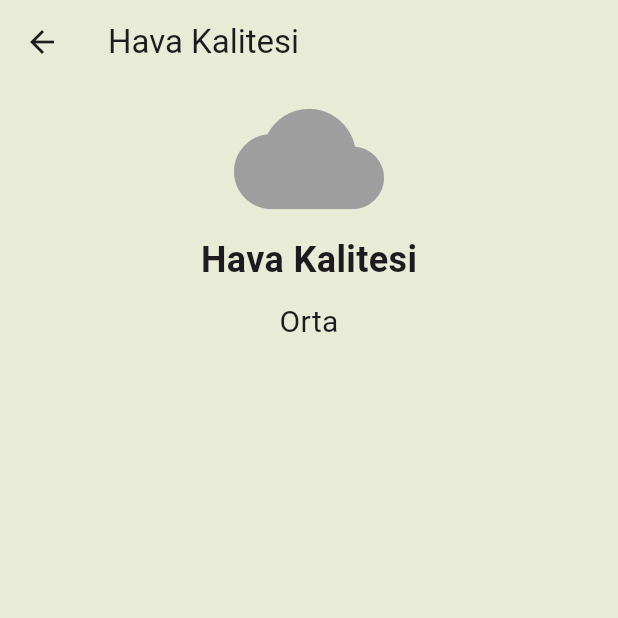
After one commit to halilkeskin16/topraksiz_tarim, a Flutter app: the screen it shows after launch, after a tap on "Hava Kalitesi", on a phone screen of 412 x 824 dp, the top half of it. The commit adds this screen. Run offline on Flutter 3.47's test engine with Material 3 defaults, Android fonts, the phone set to English and light mode, and no system bars.

Commit message:
Detay sayfası eklendi

```diff
--- a/lib/bottom_navigation.dart
+++ b/lib/bottom_navigation.dart
@@ -1,4 +1,5 @@
 import 'package:flutter/material.dart';
+import 'package:topraksiz_tarim/details_pages.dart';
 import 'package:topraksiz_tarim/home_page.dart';
 import 'package:topraksiz_tarim/settings_page.dart';
 
--- /dev/null
+++ b/lib/details_pages.dart
@@ -0,0 +1,49 @@
+import 'package:flutter/material.dart';
+
+class DetailsPage extends StatelessWidget {
+  // İkon parametresi
+  final String title; // Başlık
+  final String value;
+  final IconData icon; // Gösterilecek değer // İkon boyutu
+
+  const DetailsPage({
+    Key? key,
+    required this.title,
+    required this.value,
+    required this.icon, // Varsayılan ikon boyutu
+  }) : super(key: key);
+
+  @override
+  Widget build(BuildContext context) {
+    final theme = Theme.of(context);
+
+    return Scaffold(
+      appBar: AppBar(
+        title: Text(title),
+        backgroundColor: theme.primaryColor,
+      ),
+      body: Center(
+        child: Column(
+          children: [
+            Icon(icon, size: 100,color: Colors.grey,),
+            Text(
+              title,
+              style: const TextStyle(
+                fontSize: 24,
+                fontWeight: FontWeight.bold,
+              ),
+            ),
+            const SizedBox(height: 10),
+            // Değer
+            Text(
+              value,
+              style: const TextStyle(
+                fontSize: 20,
+              ),
+            ),
+          ],
+        ),
+      ),
+    );
+  }
+}
--- a/lib/home_page.dart
+++ b/lib/home_page.dart
@@ -1,5 +1,6 @@
 import 'package:flutter/material.dart';
 import 'package:topraksiz_tarim/ControlCard.dart';
+import 'package:topraksiz_tarim/details_pages.dart'; // Detaylar sayfasını oluşturduktan sonra bu importu yapın.
 
 class HomePage extends StatefulWidget {
   const HomePage({super.key});
@@ -14,6 +15,7 @@ class _HomePageState extends State<HomePage> {
   double temperature = 25.0; // Sıcaklık değeri
   double humidity = 50.0; // Nem değeri
   String airQualityText = "Orta"; // Hava kalitesi değeri
+
   @override
   Widget build(BuildContext context) {
     final theme = Theme.of(context);
@@ -26,6 +28,7 @@ class _HomePageState extends State<HomePage> {
       body: Column(
         crossAxisAlignment: CrossAxisAlignment.center,
         children: [
+          // Bilgilendirme Paneli
           Container(
             width: MediaQuery.of(context).size.width / 1.1,
             height: MediaQuery.of(context).size.height / 5,
@@ -58,6 +61,7 @@ class _HomePageState extends State<HomePage> {
             child: Row(
               mainAxisAlignment: MainAxisAlignment.center,
               children: [
+                // Işık Kontrol Kartı
                 SizedBox(
                   width: MediaQuery.of(context).size.width / 2.5,
                   height: MediaQuery.of(context).size.height / 6,
@@ -74,6 +78,8 @@ class _HomePageState extends State<HomePage> {
                   ),
                 ),
                 const SizedBox(width: 10),
+
+                // Fan Kontrol Kartı
                 SizedBox(
                   width: MediaQuery.of(context).size.width / 2.5,
                   height: MediaQuery.of(context).size.height / 6,
@@ -96,7 +102,6 @@ class _HomePageState extends State<HomePage> {
             width: MediaQuery.of(context).size.width / 1.2,
             height: MediaQuery.of(context).size.height / 6,
             child: Card(
-              // Dinamik kart rengi
               shape: RoundedRectangleBorder(
                 borderRadius: BorderRadius.circular(10),
               ),
@@ -133,7 +138,21 @@ class _HomePageState extends State<HomePage> {
           Row(
             mainAxisAlignment: MainAxisAlignment.center,
             children: [
-              SizedBox(
+              // Hava Kalitesi Kartı
+              GestureDetector(
+                onTap: () {
+                  Navigator.push(
+                    context,
+                    MaterialPageRoute(
+                      builder: (context) => DetailsPage(
+                        icon: Icons.cloud,
+                        title: "Hava Kalitesi",
+                        value: airQualityText,
+                      ),
+                    ),
+                  );
+                },
+                child: SizedBox(
                   width: MediaQuery.of(context).size.width / 2.5,
                   height: MediaQuery.of(context).size.height / 6,
                   child: ControlCard(
@@ -142,14 +161,31 @@ class _HomePageState extends State<HomePage> {
                     airQualityText: airQualityText,
                   ),
                 ),
+              ),
               const SizedBox(width: 10),
-              SizedBox(
+
+              // Nem Kartı
+              GestureDetector(
+                onTap: () {
+                  Navigator.push(
+                    context,
+                    MaterialPageRoute(
+                      builder: (context) => DetailsPage(
+                        icon: Icons.water_drop,
+                        title: "Nem",
+                        value: "% ${humidity.toStringAsFixed(1)}",
+                      ),
+                    ),
+                  );
+                },
+                child: SizedBox(
                   width: MediaQuery.of(context).size.width / 2.5,
                   height: MediaQuery.of(context).size.height / 6,
                   child: ControlCard(
                     icon: Icons.water_drop,
                     title: 'Nem',
                     humidityText: '% ${humidity.toStringAsFixed(1)}',
+                  ),
                 ),
               ),
             ],
--- a/lib/settings_page.dart
+++ b/lib/settings_page.dart
@@ -12,11 +12,12 @@ class SettingsPage extends StatefulWidget {
 class _SettingsPageState extends State<SettingsPage> {
   @override
   Widget build(BuildContext context) {
+    final theme = Theme.of(context);
     final themeProvider = Provider.of<ThemeProvider>(context);
-
     return Scaffold(
       appBar: AppBar(
         title: const Text("Ayarlar"),
+        backgroundColor: theme.primaryColor,
       ),
       body: Center(
         child: Row(
```
Lines whose indentation alone changed are shown as unchanged.
